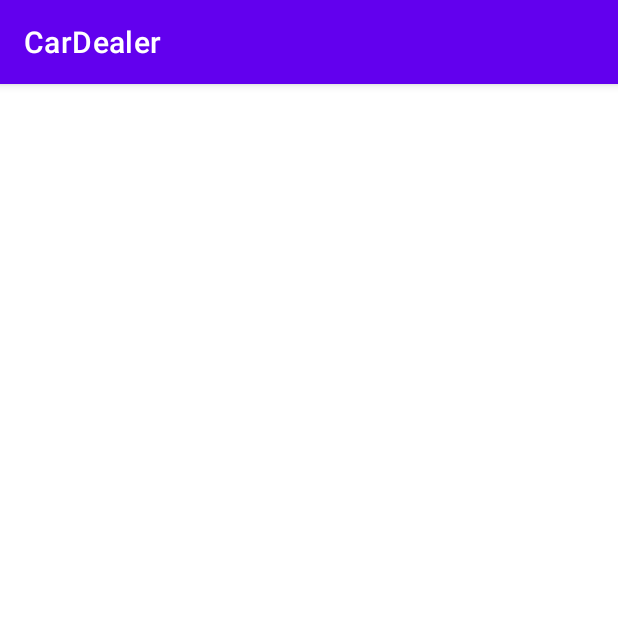
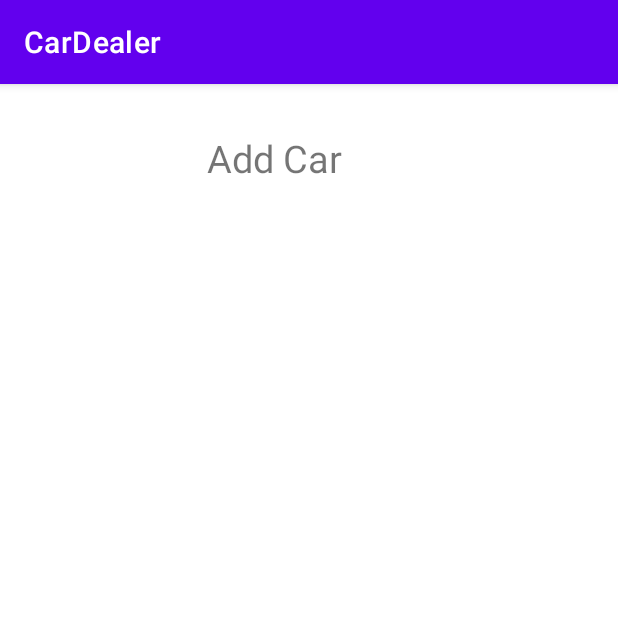
Before and after one commit to Dpellowski/Group-Project-Phase-3, an Android app: the AddCarActivity screen opened directly, with no data from a screen before it, on a phone screen of 412 x 824 dp, the top half of it. Run offline under Robolectric (Android 15) with nearby library versions, the phone set to English and light mode, and no system bars.

Commit message:
Title for addcaractivity

```diff
--- a/app/src/main/res/layout/activity_add_car.xml
+++ b/app/src/main/res/layout/activity_add_car.xml
@@ -6,4 +6,16 @@
     android:layout_height="match_parent"
     tools:context=".AddCarActivity">
 
+    <TextView
+        android:id="@+id/textView"
+        android:layout_width="wrap_content"
+        android:layout_height="wrap_content"
+        android:layout_marginStart="154dp"
+        android:layout_marginTop="32dp"
+        android:layout_marginEnd="200dp"
+        android:text="Add Car"
+        android:textSize="25dp"
+        app:layout_constraintEnd_toEndOf="parent"
+        app:layout_constraintStart_toStartOf="parent"
+        app:layout_constraintTop_toTopOf="parent" />
 </androidx.constraintlayout.widget.ConstraintLayout>
```
